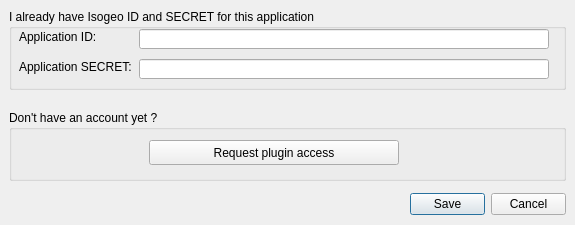
Qt form ui/auth/ui_authentication.ui (isogeo/isogeo-plugin-qgis) before a commit.
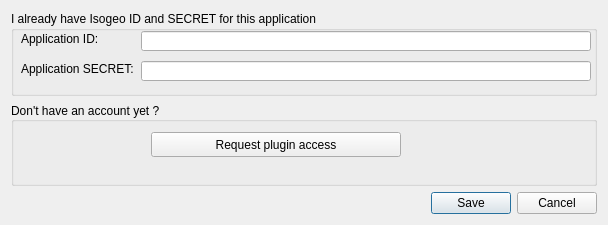
The same form after that commit. Icons and pictures are not drawn.

Commit message: auth form now displays registered id / secret #99

What changed in the file:
```diff
--- a/ui/auth/ui_authentication.ui
+++ b/ui/auth/ui_authentication.ui
@@ -7,7 +7,7 @@
    <rect>
     <x>0</x>
     <y>0</y>
-    <width>575</width>
+    <width>608</width>
     <height>225</height>
    </rect>
   </property>
@@ -19,7 +19,7 @@
   </property>
   <property name="maximumSize">
    <size>
-    <width>575</width>
+    <width>700</width>
     <height>225</height>
    </size>
   </property>
@@ -33,59 +33,14 @@
   <property name="locale">
    <locale language="English" country="UnitedStates"/>
   </property>
-  <widget class="QGroupBox" name="grb_need_account">
-   <property name="geometry">
-    <rect>
-     <x>9</x>
-     <y>110</y>
-     <width>557</width>
-     <height>71</height>
-    </rect>
-   </property>
-   <property name="locale">
-    <locale language="English" country="UnitedStates"/>
-   </property>
-   <property name="title">
-    <string>Don't have an account yet ?</string>
-   </property>
-   <widget class="QPushButton" name="btn_account_new">
-    <property name="geometry">
-     <rect>
-      <x>140</x>
-      <y>30</y>
-      <width>250</width>
-      <height>25</height>
-     </rect>
-    </property>
-    <property name="minimumSize">
-     <size>
-      <width>200</width>
-      <height>20</height>
-     </size>
-    </property>
-    <property name="maximumSize">
-     <size>
-      <width>250</width>
-      <height>30</height>
-     </size>
-    </property>
-    <property name="text">
-     <string>Request plugin access</string>
-    </property>
-    <property name="icon">
-     <iconset>
-      <normaloff>:/ui/resources/keys.svg</normaloff>:/ui/resources/keys.svg</iconset>
-    </property>
-   </widget>
-  </widget>
+  <layout class="QVBoxLayout" name="verticalLayout">
+   <item>
   <widget class="QGroupBox" name="grb_connection_ready">
-   <property name="geometry">
-    <rect>
-     <x>9</x>
-     <y>9</y>
-     <width>557</width>
-     <height>81</height>
-    </rect>
+     <property name="minimumSize">
+      <size>
+       <width>450</width>
+       <height>50</height>
+      </size>
    </property>
    <property name="locale">
     <locale language="English" country="UnitedStates"/>
@@ -98,19 +53,19 @@
      <rect>
       <x>130</x>
       <y>20</y>
-      <width>410</width>
+        <width>450</width>
       <height>20</height>
      </rect>
     </property>
     <property name="minimumSize">
      <size>
-      <width>410</width>
+        <width>450</width>
       <height>20</height>
      </size>
     </property>
     <property name="maximumSize">
      <size>
-      <width>410</width>
+        <width>500</width>
       <height>20</height>
      </size>
     </property>
@@ -120,19 +75,19 @@
      <rect>
       <x>130</x>
       <y>50</y>
-      <width>410</width>
+        <width>450</width>
       <height>20</height>
      </rect>
     </property>
     <property name="minimumSize">
      <size>
-      <width>410</width>
+        <width>450</width>
       <height>20</height>
      </size>
     </property>
     <property name="maximumSize">
      <size>
-      <width>410</width>
+        <width>500</width>
       <height>20</height>
      </size>
     </property>
@@ -176,15 +131,54 @@
     </property>
    </widget>
   </widget>
+   </item>
+   <item>
+    <widget class="QGroupBox" name="grb_need_account">
+     <property name="locale">
+      <locale language="English" country="UnitedStates"/>
+     </property>
+     <property name="title">
+      <string>Don't have an account yet ?</string>
+     </property>
+     <property name="alignment">
+      <set>Qt::AlignLeading|Qt::AlignLeft|Qt::AlignVCenter</set>
+     </property>
+     <widget class="QPushButton" name="btn_account_new">
+      <property name="geometry">
+       <rect>
+        <x>140</x>
+        <y>30</y>
+        <width>250</width>
+        <height>25</height>
+       </rect>
+      </property>
+      <property name="minimumSize">
+       <size>
+        <width>200</width>
+        <height>20</height>
+       </size>
+      </property>
+      <property name="maximumSize">
+       <size>
+        <width>300</width>
+        <height>30</height>
+       </size>
+      </property>
+      <property name="autoFillBackground">
+       <bool>true</bool>
+      </property>
+      <property name="text">
+       <string>Request plugin access</string>
+      </property>
+      <property name="icon">
+       <iconset>
+        <normaloff>:/ui/resources/keys.svg</normaloff>:/ui/resources/keys.svg</iconset>
+      </property>
+     </widget>
+    </widget>
+   </item>
+   <item>
   <widget class="QDialogButtonBox" name="btn_ok_cancel">
-   <property name="geometry">
-    <rect>
-     <x>410</x>
-     <y>193</y>
-     <width>156</width>
-     <height>23</height>
-    </rect>
-   </property>
    <property name="orientation">
     <enum>Qt::Horizontal</enum>
    </property>
@@ -195,6 +189,8 @@
     <bool>false</bool>
    </property>
   </widget>
+   </item>
+  </layout>
  </widget>
  <resources/>
  <connections>
```
Lines whose indentation alone changed are shown as unchanged. The commit also changes 2 other files.
